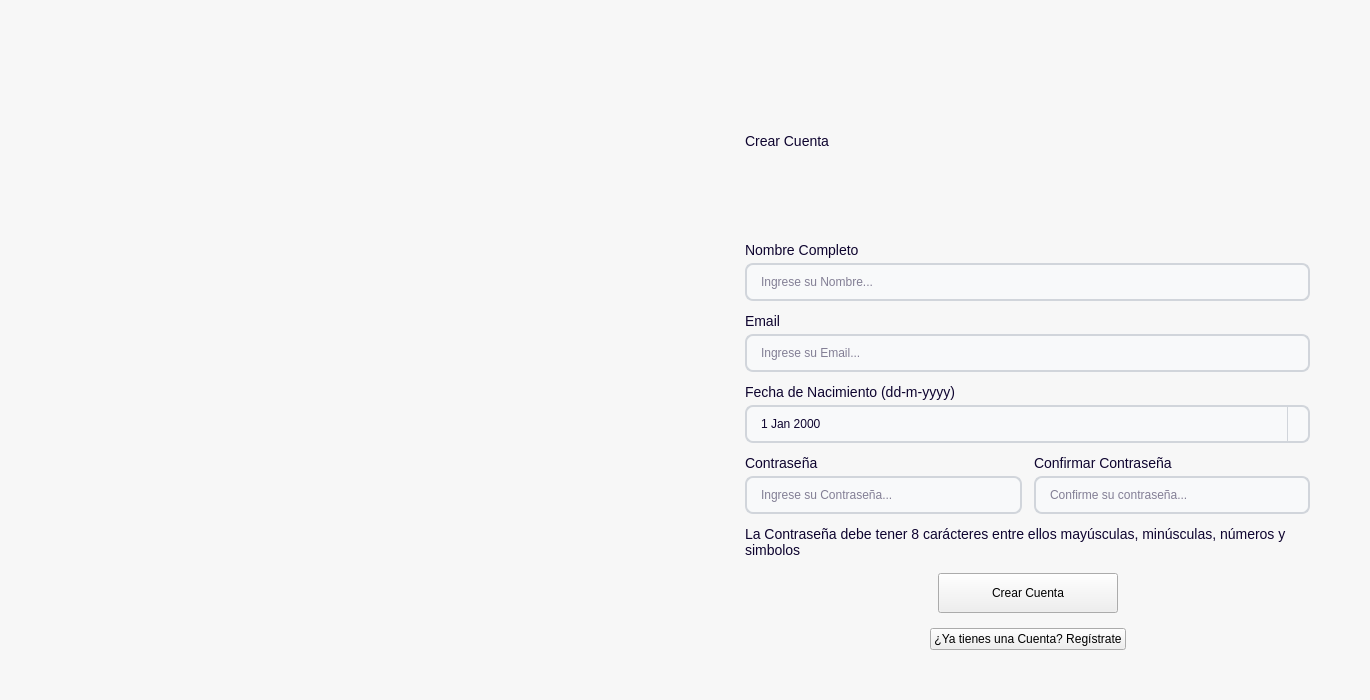
This is app/ui/createAccount.ui in Brando-1510/Proyecto-Integrador-2.0 as Qt 5 draws it before an edit. The edited form follows.
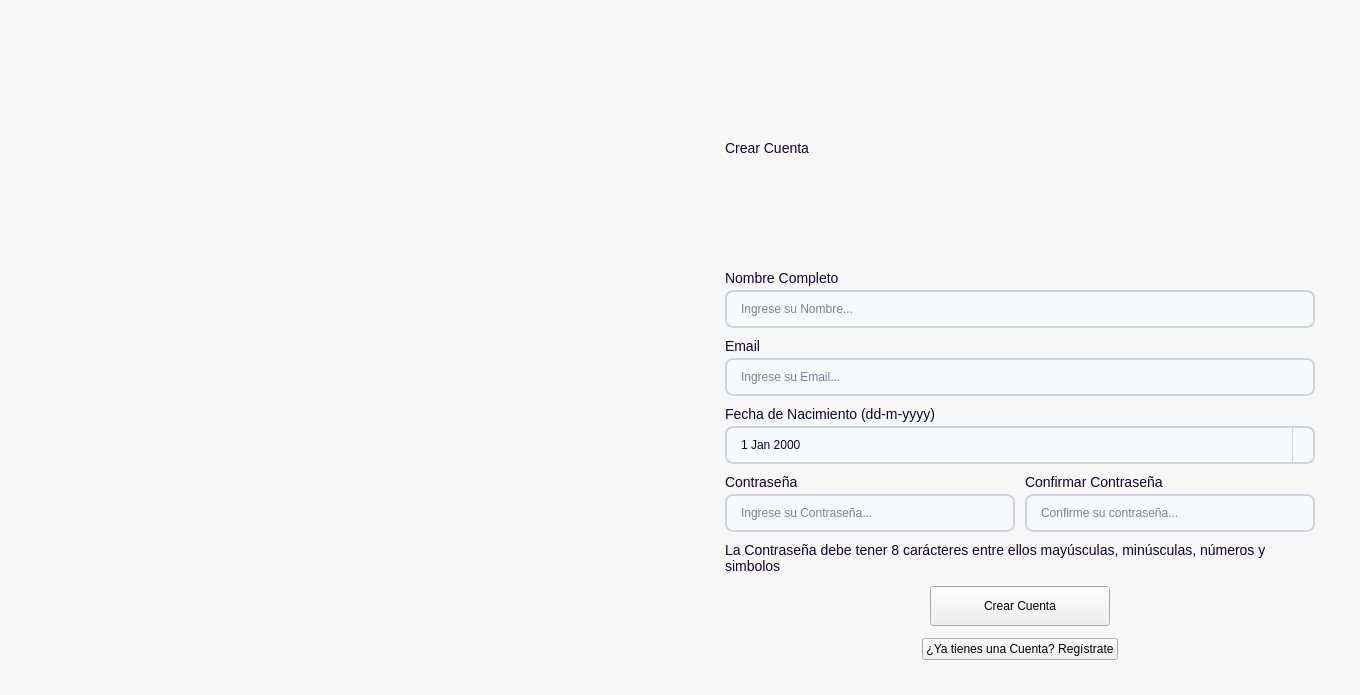
This is the edited form. Icons and pictures are not drawn.

The edit to the form file:
```diff
--- a/app/ui/createAccount.ui
+++ b/app/ui/createAccount.ui
@@ -6,20 +6,14 @@
    <rect>
     <x>0</x>
     <y>0</y>
-    <width>1370</width>
-    <height>700</height>
+    <width>1360</width>
+    <height>695</height>
    </rect>
   </property>
   <property name="minimumSize">
    <size>
     <width>900</width>
-    <height>600</height>
-   </size>
-  </property>
-  <property name="maximumSize">
-   <size>
-    <width>1370</width>
-    <height>700</height>
+    <height>580</height>
    </size>
   </property>
   <property name="windowTitle">
@@ -189,7 +183,7 @@
     <number>0</number>
    </property>
    <item>
-    <layout class="QHBoxLayout" name="horizontalLayout">
+    <layout class="QHBoxLayout" name="horizontalLayout" stretch="1,1">
      <property name="spacing">
       <number>0</number>
      </property>
@@ -206,45 +200,29 @@
       <number>0</number>
      </property>
      <item>
-      <layout class="QVBoxLayout" name="verticalLayout_8">
-       <property name="spacing">
-        <number>0</number>
+      <widget class="QLabel" name="label">
+       <property name="minimumSize">
+        <size>
+         <width>570</width>
+         <height>0</height>
+        </size>
        </property>
-       <property name="leftMargin">
-        <number>0</number>
+       <property name="maximumSize">
+        <size>
+         <width>16777215</width>
+         <height>16777215</height>
+        </size>
        </property>
-       <property name="topMargin">
-        <number>0</number>
+       <property name="text">
+        <string/>
        </property>
-       <property name="rightMargin">
-        <number>0</number>
+       <property name="pixmap">
+        <pixmap resource="../resources/resources.qrc">:/images/backCreateAccount.jpg</pixmap>
        </property>
-       <property name="bottomMargin">
-        <number>0</number>
+       <property name="scaledContents">
+        <bool>false</bool>
        </property>
-       <item>
-        <widget class="QLabel" name="label_2">
-         <property name="sizePolicy">
-          <sizepolicy hsizetype="Expanding" vsizetype="Expanding">
-           <horstretch>1</horstretch>
-           <verstretch>1</verstretch>
-          </sizepolicy>
-         </property>
-         <property name="text">
-          <string/>
-         </property>
-         <property name="pixmap">
-          <pixmap resource="../resources/resources.qrc">:/images/backCreateAccount.jpg</pixmap>
-         </property>
-         <property name="scaledContents">
-          <bool>true</bool>
-         </property>
-         <property name="alignment">
-          <set>Qt::AlignCenter</set>
-         </property>
-        </widget>
-       </item>
-      </layout>
+      </widget>
      </item>
      <item>
       <layout class="QVBoxLayout" name="verticalLayout_7">
@@ -252,33 +230,33 @@
         <number>0</number>
        </property>
        <property name="leftMargin">
-        <number>40</number>
+        <number>30</number>
        </property>
        <property name="topMargin">
-        <number>30</number>
+        <number>20</number>
        </property>
        <property name="rightMargin">
-        <number>40</number>
+        <number>30</number>
        </property>
        <property name="bottomMargin">
-        <number>30</number>
+        <number>20</number>
        </property>
        <item>
         <layout class="QVBoxLayout" name="verticalLayout_4">
          <property name="spacing">
-          <number>15</number>
+          <number>12</number>
          </property>
          <property name="leftMargin">
-          <number>20</number>
+          <number>15</number>
          </property>
          <property name="topMargin">
-          <number>20</number>
+          <number>15</number>
          </property>
          <property name="rightMargin">
-          <number>20</number>
+          <number>15</number>
          </property>
          <property name="bottomMargin">
-          <number>20</number>
+          <number>15</number>
          </property>
          <item>
           <layout class="QVBoxLayout" name="verticalLayout_5">
@@ -304,12 +282,12 @@
            <item>
             <layout class="QVBoxLayout" name="verticalLayout_6">
              <property name="spacing">
-              <number>12</number>
+              <number>10</number>
              </property>
              <item>
               <layout class="QVBoxLayout" name="inputLayout_4">
                <property name="spacing">
-                <number>5</number>
+                <number>4</number>
                </property>
                <item>
                 <widget class="QLabel" name="descripcion_6">
@@ -345,7 +323,7 @@
              <item>
               <layout class="QVBoxLayout" name="inputLayout_5">
                <property name="spacing">
-                <number>5</number>
+                <number>4</number>
                </property>
                <item>
                 <widget class="QLabel" name="descripcion_8">
@@ -381,7 +359,7 @@
              <item>
               <layout class="QVBoxLayout" name="inputLayout_6">
                <property name="spacing">
-                <number>5</number>
+                <number>4</number>
                </property>
                <item>
                 <widget class="QLabel" name="descripcion_9">
@@ -417,10 +395,10 @@
              <item>
               <layout class="QGridLayout" name="gridLayout_2">
                <property name="horizontalSpacing">
-                <number>12</number>
+                <number>10</number>
                </property>
                <property name="verticalSpacing">
-                <number>5</number>
+                <number>4</number>
                </property>
                <item row="0" column="0">
                 <widget class="QLabel" name="descripcion_10">
```
Left out of the diff: 37 changed lines with no effect on the pictures.
